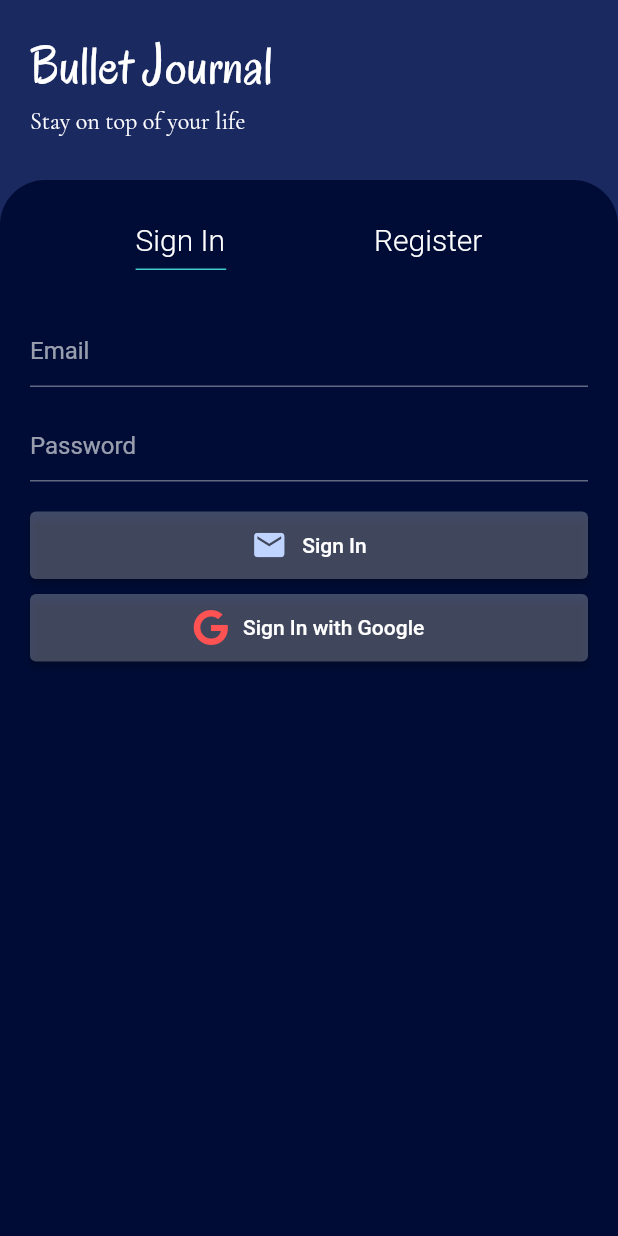
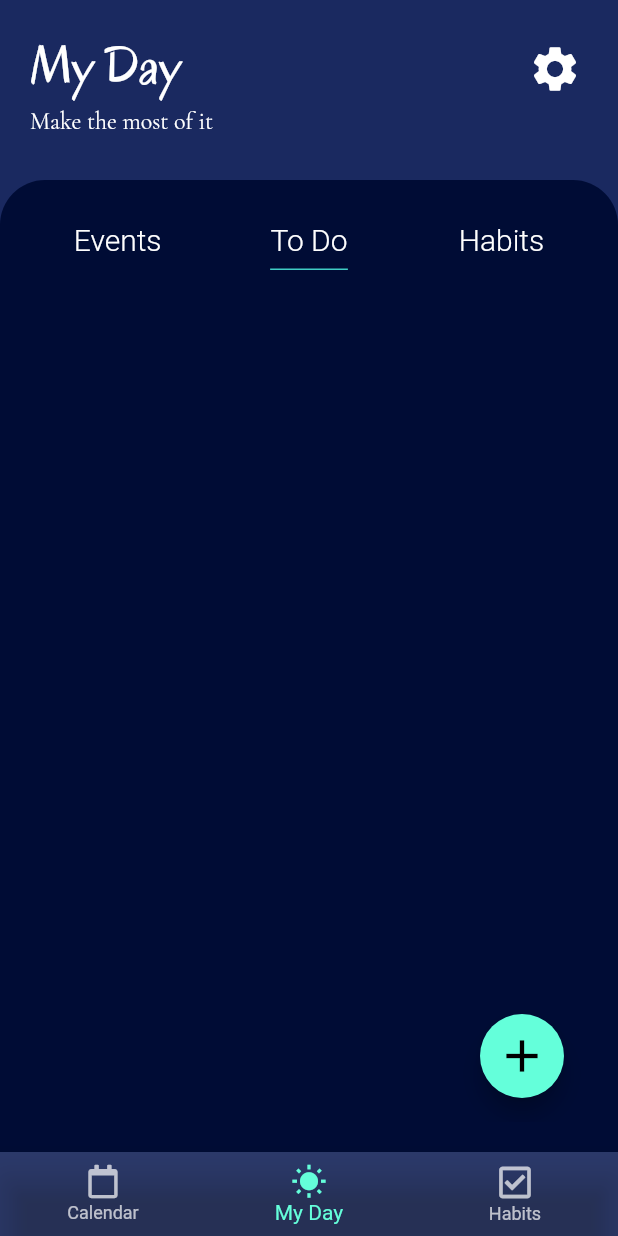
Before and after one commit to shen-kit/bujoApp, a Flutter app: the screen it shows after launch, on a phone screen of 412 x 824 dp. Run offline on Flutter 3.47's test engine with Material 2 defaults, Android fonts, the phone set to English and light mode, and no system bars; our stand-ins replace font_awesome_flutter.

Commit message:
Logged In Base UI
Added calendar, daily planner, and habits screens with PageView, can swipe between them.

Implemented 3 subpages (events, to do, habits) on the daily planner with PageView working

```diff
--- a/bujo/lib/main.dart
+++ b/bujo/lib/main.dart
@@ -1,8 +1,12 @@
 import 'package:flutter/material.dart';
+import 'package:flutter/services.dart';
 
+import 'package:bujo/screens/logged_in/logged_in.dart';
 import 'package:bujo/screens/authenticate/authenticate.dart';
 
 void main() {
+  SystemChrome.setSystemUIOverlayStyle(
+      const SystemUiOverlayStyle(statusBarColor: Color(0xff1A2960)));
   runApp(const MyApp());
 }
 
@@ -13,7 +17,7 @@ class MyApp extends StatelessWidget {
   @override
   Widget build(BuildContext context) {
     return MaterialApp(
-      title: 'Flutter Demo',
+      title: 'Bullet Journal',
       theme: ThemeData.dark().copyWith(
         primaryColor: const Color(0xff40CDC5),
         textButtonTheme: TextButtonThemeData(
@@ -27,7 +31,7 @@ class MyApp extends StatelessWidget {
         scaffoldBackgroundColor: const Color(0xff1A2960),
       ),
       home: const SafeArea(
-        child: Authenticate(),
+        child: LoggedIn(),
       ),
     );
   }
--- a/bujo/lib/screens/authenticate/authenticate.dart
+++ b/bujo/lib/screens/authenticate/authenticate.dart
@@ -1,4 +1,5 @@
 import 'package:bujo/shared/get_text_size.dart';
+import 'package:bujo/shared/screen_base.dart';
 import 'package:flutter/material.dart';
 
 import 'package:bujo/screens/authenticate/sign_in.dart';
@@ -25,43 +26,12 @@ class _AuthenticateState extends State<Authenticate> {
   Widget build(BuildContext context) {
     return Scaffold(
       resizeToAvoidBottomInset: false,
-      body: Column(
-        crossAxisAlignment: CrossAxisAlignment.start,
+      body: screenBase(
+        title: 'Bullet Journal',
+        subtitle: 'Stay on top of your life',
+        settings: true,
+        mainContent: Column(
           children: [
-          const Padding(
-            padding: EdgeInsets.only(left: 20, top: 20),
-            child: Text(
-              'Bullet Journal',
-              textAlign: TextAlign.left,
-              style: TextStyle(
-                fontFamily: 'Oregano',
-                fontSize: 36,
-              ),
-            ),
-          ),
-          const Padding(
-            padding: EdgeInsets.only(left: 20, top: 5),
-            child: Text(
-              'Stay on top of your life',
-              textAlign: TextAlign.left,
-              style: TextStyle(
-                fontFamily: 'Garamond',
-                fontSize: 16,
-              ),
-            ),
-          ),
-          const SizedBox(height: 30),
-          Expanded(
-            child: Container(
-              width: double.infinity,
-              height: 400,
-              decoration: const BoxDecoration(
-                color: Color(0xff000C35),
-                borderRadius: BorderRadius.vertical(top: Radius.circular(30)),
-              ),
-              child: Column(
-                children: [
-                  const SizedBox(height: 20),
             // sign in + register buttons
             SizedBox(
               width: MediaQuery.of(context).size.width * 3 / 5,
@@ -73,7 +43,7 @@ class _AuthenticateState extends State<Authenticate> {
                     child: TextButton(
                       onPressed: () => _controller.animateToPage(0,
                           duration: const Duration(milliseconds: 400),
-                                curve: Curves.ease),
+                          curve: Curves.decelerate),
                       child: const Text(
                         'Sign In',
                         style: TextStyle(
@@ -101,8 +71,7 @@ class _AuthenticateState extends State<Authenticate> {
                     duration: const Duration(milliseconds: 300),
                     curve: Curves.decelerate,
                     child: Padding(
-                            padding:
-                                const EdgeInsets.symmetric(horizontal: 8.0),
+                      padding: const EdgeInsets.symmetric(horizontal: 8.0),
                       child: Container(
                         color: const Color(0xff40CDC5),
                         width: _signIn
@@ -126,8 +95,7 @@ class _AuthenticateState extends State<Authenticate> {
               child: PageView(
                 controller: _controller,
                 physics: const BouncingScrollPhysics(),
-                      onPageChanged: (page) =>
-                          setState(() => _signIn = page == 0),
+                onPageChanged: (page) => setState(() => _signIn = page == 0),
                 children: const [
                   SignIn(),
                   Register(),
@@ -137,9 +105,6 @@ class _AuthenticateState extends State<Authenticate> {
           ],
         ),
       ),
-          )
-        ],
-      ),
     );
   }
 }
--- a/bujo/lib/screens/logged_in/daily_planner/daily_planner.dart
+++ b/bujo/lib/screens/logged_in/daily_planner/daily_planner.dart
@@ -0,0 +1,135 @@
+import 'package:bujo/screens/logged_in/daily_planner/daily_events.dart';
+import 'package:bujo/screens/logged_in/daily_planner/daily_habits.dart';
+import 'package:bujo/screens/logged_in/daily_planner/daily_todo.dart';
+import 'package:flutter/material.dart';
+
+import 'package:bujo/shared/get_text_size.dart';
+import 'package:bujo/shared/screen_base.dart';
+
+class DailyPlanner extends StatefulWidget {
+  const DailyPlanner({Key? key}) : super(key: key);
+
+  @override
+  _DailyPlannerState createState() => _DailyPlannerState();
+}
+
+class _DailyPlannerState extends State<DailyPlanner> {
+  final PageController _controller = PageController(initialPage: 1);
+
+  int _page = 1;
+
+  @override
+  Widget build(BuildContext context) {
+    return screenBase(
+      title: 'My Day',
+      subtitle: 'Make the most of it',
+      settings: true,
+      mainContent: Column(
+        children: [
+          // events + to do + habits buttons
+          SizedBox(
+            width: MediaQuery.of(context).size.width * 4 / 5,
+            height: 40,
+            child: Stack(
+              children: [
+                Align(
+                  alignment: Alignment.centerLeft,
+                  child: TextButton(
+                    onPressed: () => _controller.animateToPage(0,
+                        duration: const Duration(milliseconds: 400),
+                        curve: Curves.decelerate),
+                    child: const Text(
+                      'Events',
+                      style: TextStyle(
+                        fontSize: 20,
+                      ),
+                    ),
+                  ),
+                ),
+                Align(
+                  alignment: Alignment.center,
+                  child: TextButton(
+                    onPressed: () => _controller.animateToPage(1,
+                        duration: const Duration(milliseconds: 400),
+                        curve: Curves.decelerate),
+                    child: const Text(
+                      'To Do',
+                      style: TextStyle(fontSize: 20),
+                    ),
+                  ),
+                ),
+                Align(
+                  alignment: Alignment.centerRight,
+                  child: TextButton(
+                    onPressed: () => _controller.animateToPage(2,
+                        duration: const Duration(milliseconds: 400),
+                        curve: Curves.decelerate),
+                    child: const Text(
+                      'Habits',
+                      style: TextStyle(fontSize: 20),
+                    ),
+                  ),
+                ),
+                AnimatedAlign(
+                  alignment: (() {
+                    switch (_page) {
+                      case 0:
+                        return const Alignment(-1, 1);
+                      case 1:
+                        return const Alignment(0, 1);
+                      case 2:
+                        return const Alignment(1, 1);
+                      default:
+                        return const Alignment(0, 1);
+                    }
+                  })(),
+                  duration: const Duration(milliseconds: 250),
+                  curve: Curves.decelerate,
+                  child: Padding(
+                    padding: const EdgeInsets.symmetric(horizontal: 8.0),
+                    child: Container(
+                      color: const Color(0xff40CDC5),
+                      width: (() {
+                        switch (_page) {
+                          case 0:
+                            return getTextSize(
+                              'Events',
+                              const TextStyle(fontSize: 20),
+                            ).width;
+                          case 1:
+                            return getTextSize(
+                              'To Do',
+                              const TextStyle(fontSize: 20),
+                            ).width;
+                          case 2:
+                            return getTextSize(
+                              'Habits',
+                              const TextStyle(fontSize: 20),
+                            ).width;
+                        }
+                      })(),
+                      height: 1,
+                    ),
+                  ),
+                ),
+              ],
+            ),
+          ),
+          const SizedBox(height: 30),
+          Expanded(
+            child: PageView(
+              controller: _controller,
+              physics: const BouncingScrollPhysics(),
+              onPageChanged: (newPage) => setState(() => _page = newPage),
+              children: const [
+                DailyEvents(),
+                DailyTodo(),
+                DailyHabits(),
+              ],
+            ),
+          ),
+        ],
+      ),
+    );
+  }
+}
--- a/bujo/lib/screens/logged_in/daily_planner/daily_todo.dart
+++ b/bujo/lib/screens/logged_in/daily_planner/daily_todo.dart
@@ -0,0 +1,24 @@
+import 'package:flutter/material.dart';
+
+class DailyTodo extends StatefulWidget {
+  const DailyTodo({Key? key}) : super(key: key);
+
+  @override
+  _DailyTodoState createState() => _DailyTodoState();
+}
+
+class _DailyTodoState extends State<DailyTodo> {
+  @override
+  Widget build(BuildContext context) {
+    return Scaffold(
+      backgroundColor: const Color(0xff000C35),
+      floatingActionButton: FloatingActionButton(
+        onPressed: () {},
+        child: const Icon(
+          Icons.add,
+          size: 36,
+        ),
+      ),
+    );
+  }
+}
--- /dev/null
+++ b/bujo/lib/screens/logged_in/logged_in.dart
@@ -0,0 +1,60 @@
+import 'package:flutter/material.dart';
+
+import 'package:bujo/screens/logged_in/habits.dart';
+import 'package:bujo/screens/logged_in/calendar.dart';
+import 'package:bujo/screens/logged_in/daily_planner/daily_planner.dart';
+import 'package:font_awesome_flutter/font_awesome_flutter.dart';
+
+class LoggedIn extends StatefulWidget {
+  const LoggedIn({Key? key}) : super(key: key);
+
+  @override
+  _LoggedInState createState() => _LoggedInState();
+}
+
+class _LoggedInState extends State<LoggedIn> {
+  final PageController _controller = PageController(initialPage: 1);
+
+  int pageIndex = 1;
+
+  @override
+  Widget build(BuildContext context) {
+    return Scaffold(
+      body: PageView(
+        controller: _controller,
+        physics: const BouncingScrollPhysics(),
+        onPageChanged: (value) => setState(() => pageIndex = value),
+        children: const [
+          Calendar(),
+          DailyPlanner(),
+          Habits(),
+        ],
+      ),
+      bottomNavigationBar: BottomNavigationBar(
+        currentIndex: pageIndex,
+        backgroundColor: const Color(0x14ffffff),
+        onTap: (index) => _controller.animateToPage(index,
+            duration: const Duration(milliseconds: 400),
+            curve: Curves.decelerate),
+        items: const [
+          BottomNavigationBarItem(
+            icon: FaIcon(
+              FontAwesomeIcons.calendar,
+              size: 22,
+            ),
+            label: 'Calendar',
+          ),
+          BottomNavigationBarItem(
+            icon: Icon(Icons.wb_sunny),
+            label: 'My Day',
+          ),
+          BottomNavigationBarItem(
+            // icon: Icon(Icons.check_box_outlined),
+            icon: FaIcon(FontAwesomeIcons.checkSquare),
+            label: 'Habits',
+          ),
+        ],
+      ),
+    );
+  }
+}
--- /dev/null
+++ b/bujo/lib/shared/screen_base.dart
@@ -0,0 +1,72 @@
+import 'package:flutter/material.dart';
+
+Widget screenBase({
+  required String title,
+  required String subtitle,
+  required bool settings,
+  required Widget mainContent,
+}) {
+  return Column(
+    crossAxisAlignment: CrossAxisAlignment.start,
+    children: [
+      // header section
+      Padding(
+        padding: const EdgeInsets.fromLTRB(20, 20, 20, 30),
+        child: SizedBox(
+          height: 70,
+          child: Stack(
+            children: [
+              Align(
+                alignment: Alignment.topLeft,
+                child: Text(
+                  title,
+                  textAlign: TextAlign.left,
+                  style: const TextStyle(
+                    fontFamily: 'Oregano',
+                    fontSize: 36,
+                  ),
+                ),
+              ),
+              Align(
+                alignment: Alignment.bottomLeft,
+                child: Text(
+                  subtitle,
+                  textAlign: TextAlign.left,
+                  style: const TextStyle(
+                    fontFamily: 'Garamond',
+                    fontSize: 16,
+                  ),
+                ),
+              ),
+              Visibility(
+                visible: settings,
+                child: Align(
+                  alignment: Alignment.topRight,
+                  child: IconButton(
+                    onPressed: () {},
+                    icon: const Icon(
+                      Icons.settings,
+                      size: 36,
+                    ),
+                  ),
+                ),
+              ),
+            ],
+          ),
+        ),
+      ),
+      Expanded(
+        child: Container(
+          width: double.infinity,
+          height: 400,
+          padding: const EdgeInsets.all(20),
+          decoration: const BoxDecoration(
+            color: Color(0xff000C35),
+            borderRadius: BorderRadius.vertical(top: Radius.circular(30)),
+          ),
+          child: mainContent,
+        ),
+      ),
+    ],
+  );
+}
```
Also changed, not shown: bujo/lib/screens/logged_in/calendar.dart (+33 -0 lines), bujo/lib/screens/logged_in/daily_planner/daily_events.dart (+24 -0 lines), bujo/lib/screens/logged_in/daily_planner/daily_habits.dart (+24 -0 lines), bujo/lib/screens/logged_in/habits.dart (+33 -0 lines). Lines whose indentation alone changed are shown as unchanged.
